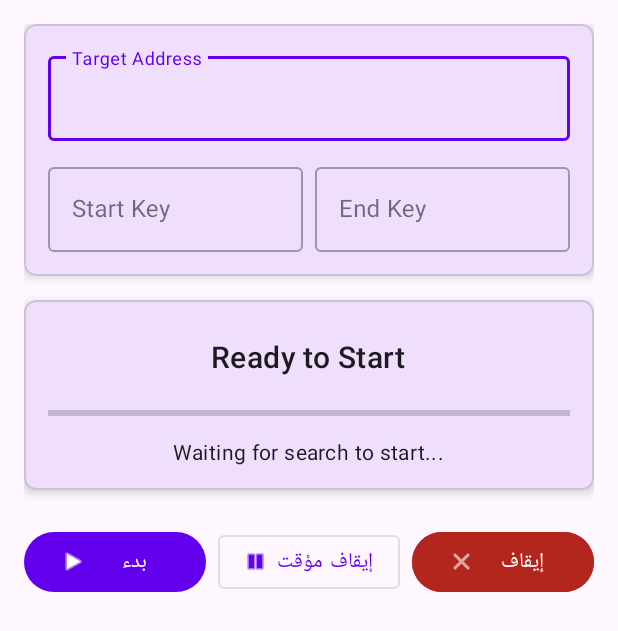
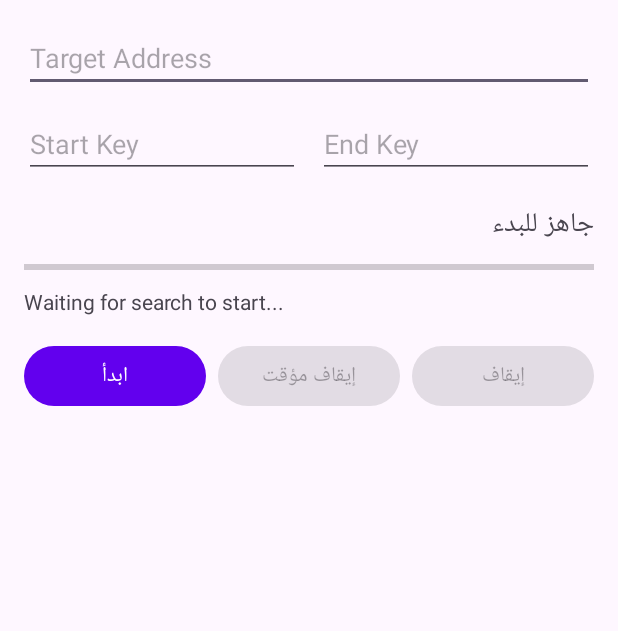
Before and after one commit to adtgfg/KeySearchApp, an Android app: the layout activity_main.xml on its own in the app's theme, with its tools: preview values and no code run, on a phone screen of 412 x 824 dp. Shown: the top 631 px of the screen. Run offline under Robolectric (Android 15) with nearby library versions, the phone set to English and light mode, and no system bars.

Commit message:
Update activity_main.xml

```diff
--- a/app/src/main/res/layout/activity_main.xml
+++ b/app/src/main/res/layout/activity_main.xml
@@ -1,27 +1,8 @@
 <?xml version="1.0" encoding="utf-8"?>
-<ScrollView
-    xmlns:android="http://schemas.android.com/apk/res/android"
-    xmlns:app="http://schemas.android.com/apk/res-auto"
-    xmlns:tools="http://schemas.android.com/tools"
+<ScrollView xmlns:android="http://schemas.android.com/apk/res/android"
     android:layout_width="match_parent"
     android:layout_height="match_parent"
     android:fillViewport="true">
-
-    <androidx.constraintlayout.widget.ConstraintLayout
-        android:layout_width="match_parent"
-        android:layout_height="wrap_content"
-        android:padding="16dp"
-        tools:context=".MainActivity">
-
-        <com.google.android.material.card.MaterialCardView
-            android:id="@+id/inputsCard"
-            android:layout_width="0dp"
-            android:layout_height="wrap_content"
-            app:layout_constraintTop_toTopOf="parent"
-            app:layout_constraintStart_toStartOf="parent"
-            app:layout_constraintEnd_toEndOf="parent"
-            app:cardElevation="4dp"
-            app:cardCornerRadius="8dp">
 
     <LinearLayout
         android:layout_width="match_parent"
@@ -29,142 +10,104 @@
         android:orientation="vertical"
         android:padding="16dp">
 
-                <com.google.android.material.textfield.TextInputLayout
-                    style="@style/Widget.MaterialComponents.TextInputLayout.OutlinedBox"
-                    android:layout_width="match_parent"
-                    android:layout_height="wrap_content"
-                    android:hint="Target Address">
-
-                    <com.google.android.material.textfield.TextInputEditText
+        <EditText
             android:id="@+id/targetEdit"
             android:layout_width="match_parent"
             android:layout_height="wrap_content"
+            android:hint="Target Address"
             android:inputType="text"
             android:maxLines="1" />
-                </com.google.android.material.textfield.TextInputLayout>
 
         <LinearLayout
             android:layout_width="match_parent"
             android:layout_height="wrap_content"
             android:orientation="horizontal"
+            android:weightSum="2"
             android:layout_marginTop="12dp">
 
-                    <com.google.android.material.textfield.TextInputLayout
-                        style="@style/Widget.MaterialComponents.TextInputLayout.OutlinedBox"
+            <EditText
+                android:id="@+id/startEdit"
                 android:layout_width="0dp"
                 android:layout_height="wrap_content"
                 android:layout_weight="1"
-                        android:hint="Start Key">
-                        <com.google.android.material.textfield.TextInputEditText
-                            android:id="@+id/startEdit"
-                            android:layout_width="match_parent"
-                            android:layout_height="wrap_content"
-                            android:inputType="numberDecimal"/>
-                    </com.google.android.material.textfield.TextInputLayout>
+                android:hint="Start Key"
+                android:inputType="number" />
 
-                    <com.google.android.material.textfield.TextInputLayout
-                        style="@style/Widget.MaterialComponents.TextInputLayout.OutlinedBox"
+            <View
+                android:layout_width="12dp"
+                android:layout_height="0dp" />
+
+            <EditText
+                android:id="@+id/endEdit"
                 android:layout_width="0dp"
                 android:layout_height="wrap_content"
                 android:layout_weight="1"
-                        android:layout_marginStart="8dp"
-                        android:hint="End Key">
-                        <com.google.android.material.textfield.TextInputEditText
-                            android:id="@+id/endEdit"
-                            android:layout_width="match_parent"
-                            android:layout_height="wrap_content"
-                            android:inputType="numberDecimal"/>
-                    </com.google.android.material.textfield.TextInputLayout>
+                android:hint="End Key"
+                android:inputType="number" />
         </LinearLayout>
-
-            </LinearLayout>
-        </com.google.android.material.card.MaterialCardView>
-
-        <com.google.android.material.card.MaterialCardView
-            android:id="@+id/statusCard"
-            android:layout_width="0dp"
-            android:layout_height="wrap_content"
-            app:layout_constraintTop_toBottomOf="@id/inputsCard"
-            app:layout_constraintStart_toStartOf="parent"
-            app:layout_constraintEnd_toEndOf="parent"
-            android:layout_marginTop="16dp"
-            app:cardElevation="4dp"
-            app:cardCornerRadius="8dp">
-
-            <LinearLayout
-                android:layout_width="match_parent"
-                android:layout_height="wrap_content"
-                android:orientation="vertical"
-                android:padding="16dp"
-                android:gravity="center">
 
         <TextView
             android:id="@+id/statusText"
-                    android:layout_width="wrap_content"
+            android:layout_width="match_parent"
             android:layout_height="wrap_content"
-                    android:text="Ready to Start"
-                    android:textAppearance="@style/TextAppearance.MaterialComponents.Headline6"
-                    android:layout_marginTop="8dp"/>
+            android:text="@string/ready"
+            android:textSize="18sp"
+            android:paddingTop="16dp"
+            android:paddingBottom="8dp" />
 
         <ProgressBar
             android:id="@+id/progressBar"
             style="?android:attr/progressBarStyleHorizontal"
             android:layout_width="match_parent"
-                    android:layout_height="wrap_content"
-                    android:layout_marginTop="16dp"
+            android:layout_height="10dp"
             android:max="100"
-                    android:progress="0"/>
+            android:progress="0" />
 
         <TextView
             android:id="@+id/progressStatsText"
-                    android:layout_width="wrap_content"
+            android:layout_width="match_parent"
             android:layout_height="wrap_content"
             android:text="Waiting for search to start..."
-                    android:textAppearance="@style/TextAppearance.MaterialComponents.Body2"
-                    android:layout_marginTop="8dp"/>
-
-            </LinearLayout>
-        </com.google.android.material.card.MaterialCardView>
+            android:paddingTop="8dp" />
 
         <LinearLayout
-            android:id="@+id/controlsLayout"
+            android:layout_width="match_parent"
+            android:layout_height="wrap_content"
             android:orientation="horizontal"
-            android:layout_width="0dp"
-            android:layout_height="wrap_content"
             android:gravity="center"
-            app:layout_constraintTop_toBottomOf="@id/statusCard"
-            app:layout_constraintStart_toStartOf="parent"
-            app:layout_constraintEnd_toEndOf="parent"
-            android:layout_marginTop="24dp">
+            android:layout_marginTop="16dp">
 
             <Button
                 android:id="@+id/startBtn"
                 android:layout_width="0dp"
                 android:layout_height="wrap_content"
                 android:layout_weight="1"
-                android:text="بدء"
-                app:icon="@android:drawable/ic_media_play" />
+                android:text="@string/start" />
+
+            <View
+                android:layout_width="8dp"
+                android:layout_height="0dp" />
 
             <Button
                 android:id="@+id/pauseBtn"
-                style="@style/Widget.MaterialComponents.Button.OutlinedButton"
                 android:layout_width="0dp"
                 android:layout_height="wrap_content"
                 android:layout_weight="1"
-                android:text="إيقاف مؤقت"
-                android:layout_marginStart="8dp"
-                android:layout_marginEnd="8dp"
-                app:icon="@android:drawable/ic_media_pause"/>
+                android:text="@string/pause"
+                android:enabled="false" />
+
+            <View
+                android:layout_width="8dp"
+                android:layout_height="0dp" />
 
             <Button
                 android:id="@+id/stopBtn"
                 android:layout_width="0dp"
                 android:layout_height="wrap_content"
                 android:layout_weight="1"
-                android:text="إيقاف"
-                app:icon="@android:drawable/ic_menu_close_clear_cancel"
-                android:backgroundTint="?attr/colorError"/>
+                android:text="@string/stop"
+                android:enabled="false" />
         </LinearLayout>
 
-    </androidx.constraintlayout.widget.ConstraintLayout>
+    </LinearLayout>
 </ScrollView>
```
Lines whose indentation alone changed are shown as unchanged.
